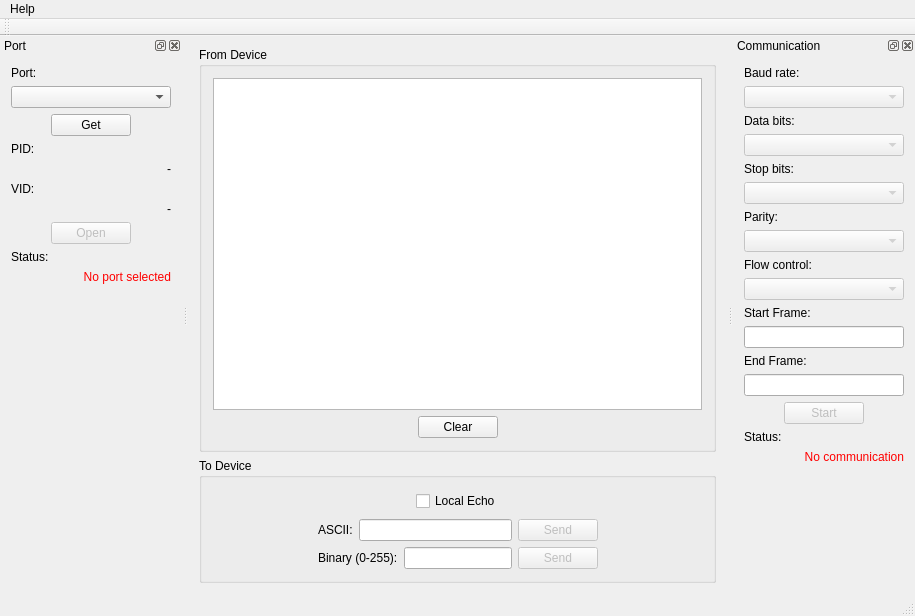
This is mainwindow.ui in JorgeAparicio/qSerialTerm as Qt 5 draws it before an edit. The edited form follows.
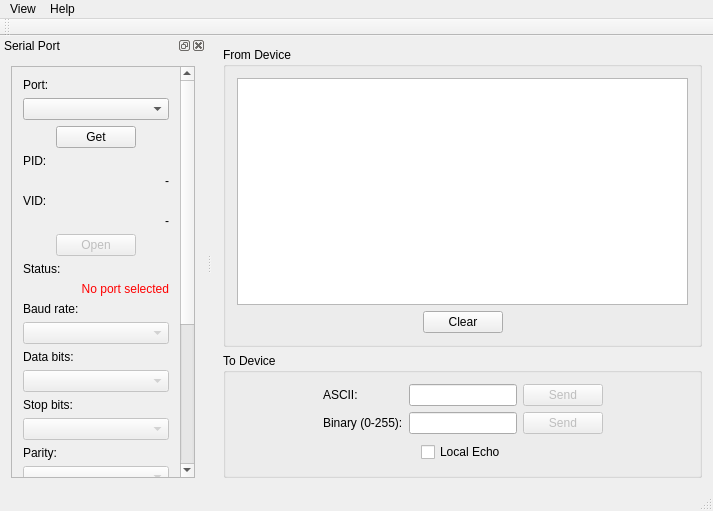
This is the edited form.

Commit message: Serial Port dock can be shown from menu.

```diff
--- a/mainwindow.ui
+++ b/mainwindow.ui
@@ -6,8 +6,8 @@
    <rect>
     <x>0</x>
     <y>0</y>
-    <width>915</width>
-    <height>616</height>
+    <width>713</width>
+    <height>511</height>
    </rect>
   </property>
   <property name="windowTitle">
@@ -81,54 +81,19 @@
          </property>
          <property name="sizeHint" stdset="0">
           <size>
-           <width>58</width>
-           <height>21</height>
+           <width>60</width>
+           <height>20</height>
           </size>
          </property>
         </spacer>
        </item>
        <item row="0" column="1">
-        <layout class="QVBoxLayout" name="verticalLayout">
-         <item>
-          <layout class="QHBoxLayout" name="horizontalLayout_8">
-           <item>
-            <spacer name="horizontalSpacer_9">
-             <property name="orientation">
-              <enum>Qt::Horizontal</enum>
-             </property>
-             <property name="sizeHint" stdset="0">
-              <size>
-               <width>37</width>
-               <height>24</height>
-              </size>
-             </property>
-            </spacer>
-           </item>
-           <item>
-            <widget class="QCheckBox" name="echoCheckBox">
-             <property name="text">
-              <string>Local Echo</string>
-             </property>
-            </widget>
-           </item>
-           <item>
-            <spacer name="horizontalSpacer_10">
-             <property name="orientation">
-              <enum>Qt::Horizontal</enum>
-             </property>
-             <property name="sizeHint" stdset="0">
-              <size>
-               <width>37</width>
-               <height>24</height>
-              </size>
-             </property>
-            </spacer>
-           </item>
-          </layout>
-         </item>
+        <layout class="QVBoxLayout" name="verticalLayout_4">
          <item>
           <layout class="QHBoxLayout" name="horizontalLayout_3">
            <item>
+            <layout class="QVBoxLayout" name="verticalLayout_3">
+             <item>
             <widget class="QLabel" name="label_9">
              <property name="text">
               <string>ASCII:</string>
@@ -136,32 +101,36 @@
             </widget>
            </item>
            <item>
-            <widget class="QLineEdit" name="asciiLineEdit"/>
-           </item>
-           <item>
-            <widget class="QPushButton" name="sendAsciiButton">
-             <property name="enabled">
-              <bool>false</bool>
-             </property>
-             <property name="text">
-              <string>Send</string>
-             </property>
-            </widget>
-           </item>
-          </layout>
-         </item>
-         <item>
-          <layout class="QHBoxLayout" name="horizontalLayout_5">
-           <item>
             <widget class="QLabel" name="label_10">
              <property name="text">
               <string>Binary (0-255):</string>
              </property>
             </widget>
            </item>
+            </layout>
+           </item>
+           <item>
+            <layout class="QVBoxLayout" name="verticalLayout">
+             <item>
+              <widget class="QLineEdit" name="asciiLineEdit"/>
+             </item>
            <item>
             <widget class="QLineEdit" name="binaryLineEdit"/>
            </item>
+            </layout>
+           </item>
+           <item>
+            <layout class="QVBoxLayout" name="verticalLayout_2">
+             <item>
+              <widget class="QPushButton" name="sendAsciiButton">
+               <property name="enabled">
+                <bool>false</bool>
+               </property>
+               <property name="text">
+                <string>Send</string>
+               </property>
+              </widget>
+             </item>
            <item>
             <widget class="QPushButton" name="sendBinaryButton">
              <property name="enabled">
@@ -176,6 +145,45 @@
          </item>
         </layout>
        </item>
+         <item>
+          <layout class="QHBoxLayout" name="horizontalLayout_5">
+           <item>
+            <spacer name="horizontalSpacer_9">
+             <property name="orientation">
+              <enum>Qt::Horizontal</enum>
+             </property>
+             <property name="sizeHint" stdset="0">
+              <size>
+               <width>37</width>
+               <height>24</height>
+              </size>
+             </property>
+            </spacer>
+           </item>
+           <item>
+            <widget class="QCheckBox" name="echoCheckBox">
+             <property name="text">
+              <string>Local Echo</string>
+             </property>
+            </widget>
+           </item>
+           <item>
+            <spacer name="horizontalSpacer_10">
+             <property name="orientation">
+              <enum>Qt::Horizontal</enum>
+             </property>
+             <property name="sizeHint" stdset="0">
+              <size>
+               <width>37</width>
+               <height>24</height>
+              </size>
+             </property>
+            </spacer>
+           </item>
+          </layout>
+         </item>
+        </layout>
+       </item>
        <item row="0" column="2">
         <spacer name="horizontalSpacer_12">
          <property name="orientation">
@@ -183,8 +191,8 @@
          </property>
          <property name="sizeHint" stdset="0">
           <size>
-           <width>78</width>
-           <height>21</height>
+           <width>60</width>
+           <height>20</height>
           </size>
          </property>
         </spacer>
@@ -199,7 +207,7 @@
     <rect>
      <x>0</x>
      <y>0</y>
-     <width>915</width>
+     <width>713</width>
      <height>25</height>
     </rect>
    </property>
@@ -209,6 +217,19 @@
     </property>
     <addaction name="actionAbout"/>
    </widget>
+   <widget class="QMenu" name="menuView">
+    <property name="title">
+     <string>View</string>
+    </property>
+    <widget class="QMenu" name="menuToolbar">
+     <property name="title">
+      <string>Toolbar</string>
+     </property>
+     <addaction name="actionSerial_Port"/>
+    </widget>
+    <addaction name="menuToolbar"/>
+   </widget>
+   <addaction name="menuView"/>
    <addaction name="menuAbout"/>
   </widget>
   <widget class="QToolBar" name="mainToolBar">
@@ -222,7 +243,7 @@
   <widget class="QStatusBar" name="statusBar"/>
   <widget class="QDockWidget" name="portSettingsDock">
    <property name="windowTitle">
-    <string>Port</string>
+    <string>Serial Port</string>
    </property>
    <attribute name="dockWidgetArea">
     <number>1</number>
@@ -230,6 +251,21 @@
    <widget class="QWidget" name="dockWidgetContents">
     <layout class="QGridLayout" name="gridLayout">
      <item row="0" column="0">
+      <widget class="QScrollArea" name="scrollArea">
+       <property name="widgetResizable">
+        <bool>true</bool>
+       </property>
+       <widget class="QWidget" name="scrollAreaWidgetContents">
+        <property name="geometry">
+         <rect>
+          <x>0</x>
+          <y>-343</y>
+          <width>161</width>
+          <height>749</height>
+         </rect>
+        </property>
+        <layout class="QGridLayout" name="gridLayout_2">
+         <item row="0" column="0">
       <widget class="QLabel" name="label">
        <property name="text">
         <string>Port:</string>
@@ -359,19 +395,6 @@
        </item>
       </layout>
      </item>
-     <item row="10" column="0">
-      <spacer name="verticalSpacer">
-       <property name="orientation">
-        <enum>Qt::Vertical</enum>
-       </property>
-       <property name="sizeHint" stdset="0">
-        <size>
-         <width>20</width>
-         <height>57</height>
-        </size>
-       </property>
-      </spacer>
-     </item>
      <item row="8" column="0">
       <widget class="QLabel" name="label_4">
        <property name="text">
@@ -389,137 +412,28 @@
        </property>
       </widget>
      </item>
-    </layout>
-   </widget>
-  </widget>
-  <widget class="QDockWidget" name="communicationSettingsDock">
-   <property name="windowTitle">
-    <string>Communication</string>
-   </property>
-   <attribute name="dockWidgetArea">
-    <number>2</number>
-   </attribute>
-   <widget class="QWidget" name="dockWidgetContents_2">
-    <layout class="QGridLayout" name="gridLayout_2">
-     <item row="6" column="0">
-      <widget class="QLabel" name="label_12">
-       <property name="text">
-        <string>Parity:</string>
-       </property>
-      </widget>
-     </item>
-     <item row="14" column="0">
-      <widget class="QLabel" name="label_7">
-       <property name="text">
-        <string>End Frame:</string>
-       </property>
-      </widget>
-     </item>
-     <item row="15" column="0">
-      <widget class="QLineEdit" name="endFrameLineEdit"/>
-     </item>
-     <item row="12" column="0">
-      <widget class="QLabel" name="label_6">
-       <property name="text">
-        <string>Start Frame:</string>
-       </property>
-      </widget>
-     </item>
-     <item row="16" column="0">
-      <layout class="QHBoxLayout" name="horizontalLayout_6">
-       <item>
-        <spacer name="horizontalSpacer_7">
-         <property name="orientation">
-          <enum>Qt::Horizontal</enum>
-         </property>
-         <property name="sizeHint" stdset="0">
-          <size>
-           <width>40</width>
-           <height>20</height>
-          </size>
-         </property>
-        </spacer>
-       </item>
-       <item>
-        <widget class="QPushButton" name="startCommunicationButton">
-         <property name="enabled">
-          <bool>false</bool>
-         </property>
-         <property name="text">
-          <string>Start</string>
-         </property>
-        </widget>
-       </item>
-       <item>
-        <spacer name="horizontalSpacer_8">
-         <property name="orientation">
-          <enum>Qt::Horizontal</enum>
-         </property>
-         <property name="sizeHint" stdset="0">
-          <size>
-           <width>40</width>
-           <height>20</height>
-          </size>
-         </property>
-        </spacer>
-       </item>
-      </layout>
-     </item>
-     <item row="0" column="0">
+         <item row="10" column="0">
       <widget class="QLabel" name="label_5">
        <property name="text">
         <string>Baud rate:</string>
        </property>
       </widget>
      </item>
-     <item row="19" column="0">
-      <spacer name="verticalSpacer_2">
-       <property name="orientation">
-        <enum>Qt::Vertical</enum>
-       </property>
-       <property name="sizeHint" stdset="0">
-        <size>
-         <width>20</width>
-         <height>40</height>
-        </size>
-       </property>
-      </spacer>
-     </item>
-     <item row="13" column="0">
-      <widget class="QLineEdit" name="startFrameLineEdit"/>
-     </item>
-     <item row="1" column="0">
+         <item row="11" column="0">
       <widget class="QComboBox" name="baudRateComboBox">
        <property name="enabled">
         <bool>false</bool>
        </property>
       </widget>
      </item>
-     <item row="4" column="0">
-      <widget class="QLabel" name="label_13">
-       <property name="text">
-        <string>Stop bits:</string>
-       </property>
-      </widget>
-     </item>
-     <item row="2" column="0">
+         <item row="12" column="0">
       <widget class="QLabel" name="label_11">
        <property name="text">
         <string>Data bits:</string>
        </property>
       </widget>
      </item>
-     <item row="8" column="0">
-      <widget class="QLabel" name="label_14">
-       <property name="contextMenuPolicy">
-        <enum>Qt::NoContextMenu</enum>
-       </property>
-       <property name="text">
-        <string>Flow control:</string>
-       </property>
-      </widget>
-     </item>
-     <item row="3" column="0">
+         <item row="13" column="0">
       <widget class="QComboBox" name="dataBitsComboBox">
        <property name="enabled">
         <bool>false</bool>
@@ -549,7 +463,46 @@
        </item>
       </widget>
      </item>
-     <item row="7" column="0">
+         <item row="14" column="0">
+          <widget class="QLabel" name="label_13">
+           <property name="text">
+            <string>Stop bits:</string>
+           </property>
+          </widget>
+         </item>
+         <item row="15" column="0">
+          <widget class="QComboBox" name="stopBitsComboBox">
+           <property name="enabled">
+            <bool>false</bool>
+           </property>
+           <property name="currentIndex">
+            <number>-1</number>
+           </property>
+           <item>
+            <property name="text">
+             <string>1</string>
+            </property>
+           </item>
+           <item>
+            <property name="text">
+             <string>1.5</string>
+            </property>
+           </item>
+           <item>
+            <property name="text">
+             <string>2</string>
+            </property>
+           </item>
+          </widget>
+         </item>
+         <item row="16" column="0">
+          <widget class="QLabel" name="label_12">
+           <property name="text">
+            <string>Parity:</string>
+           </property>
+          </widget>
+         </item>
+         <item row="17" column="0">
       <widget class="QComboBox" name="parityComboBox">
        <property name="enabled">
         <bool>false</bool>
@@ -584,7 +537,17 @@
        </item>
       </widget>
      </item>
-     <item row="9" column="0">
+         <item row="18" column="0">
+          <widget class="QLabel" name="label_14">
+           <property name="contextMenuPolicy">
+            <enum>Qt::NoContextMenu</enum>
+           </property>
+           <property name="text">
+            <string>Flow control:</string>
+           </property>
+          </widget>
+         </item>
+         <item row="19" column="0">
       <widget class="QComboBox" name="flowControlComboBox">
        <property name="enabled">
         <bool>false</bool>
@@ -609,39 +572,74 @@
        </item>
       </widget>
      </item>
-     <item row="17" column="0">
+         <item row="20" column="0">
+          <widget class="QLabel" name="label_6">
+           <property name="text">
+            <string>Start Frame:</string>
+           </property>
+          </widget>
+         </item>
+         <item row="21" column="0">
+          <widget class="QLineEdit" name="startFrameLineEdit"/>
+         </item>
+         <item row="22" column="0">
+          <widget class="QLabel" name="label_7">
+           <property name="text">
+            <string>End Frame:</string>
+           </property>
+          </widget>
+         </item>
+         <item row="23" column="0">
+          <widget class="QLineEdit" name="endFrameLineEdit"/>
+         </item>
+         <item row="24" column="0">
+          <layout class="QHBoxLayout" name="horizontalLayout_6">
+           <item>
+            <spacer name="horizontalSpacer_7">
+             <property name="orientation">
+              <enum>Qt::Horizontal</enum>
+             </property>
+             <property name="sizeHint" stdset="0">
+              <size>
+               <width>40</width>
+               <height>20</height>
+              </size>
+             </property>
+            </spacer>
+           </item>
+           <item>
+            <widget class="QPushButton" name="startCommunicationButton">
+             <property name="enabled">
+              <bool>false</bool>
+             </property>
+             <property name="text">
+              <string>Start</string>
+             </property>
+            </widget>
+           </item>
+           <item>
+            <spacer name="horizontalSpacer_8">
+             <property name="orientation">
+              <enum>Qt::Horizontal</enum>
+             </property>
+             <property name="sizeHint" stdset="0">
+              <size>
+               <width>40</width>
+               <height>20</height>
+              </size>
+             </property>
+            </spacer>
+           </item>
+          </layout>
+         </item>
+         <item row="25" column="0">
       <widget class="QLabel" name="label_8">
        <property name="text">
         <string>Status:</string>
        </property>
       </widget>
      </item>
-     <item row="5" column="0">
-      <widget class="QComboBox" name="stopBitsComboBox">
-       <property name="enabled">
-        <bool>false</bool>
-       </property>
-       <property name="currentIndex">
-        <number>-1</number>
-       </property>
-       <item>
-        <property name="text">
-         <string>1</string>
-        </property>
-       </item>
-       <item>
-        <property name="text">
-         <string>1.5</string>
-        </property>
-       </item>
-       <item>
-        <property name="text">
-         <string>2</string>
-        </property>
-       </item>
-      </widget>
-     </item>
-     <item row="18" column="0">
+         <item row="26" column="0">
       <widget class="QLabel" name="communicationStatusLabel">
        <property name="text">
         <string>&lt;font color = red&gt;No communication</string>
@@ -654,6 +652,10 @@
     </layout>
    </widget>
   </widget>
+     </item>
+    </layout>
+   </widget>
+  </widget>
   <action name="actionAbout">
    <property name="text">
     <string>About</string>
```
Left out of the diff: 18 changed lines with no effect on the pictures. Lines whose indentation alone changed are shown as unchanged. The commit also changes 2 other files.
